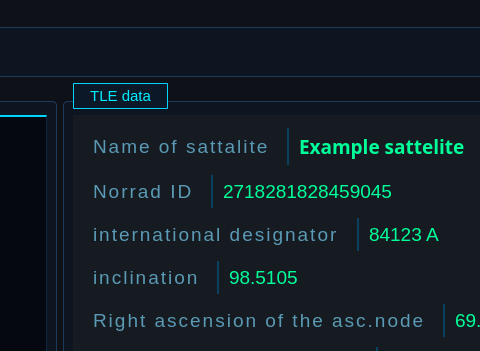
Before: the Qt Designer form source/main.ui in SkillichSE/SputnikSim, drawn with Qt 5; both pictures show x 803 to 1283 and y 0 to 351 of the 1399 by 848 pixel window.
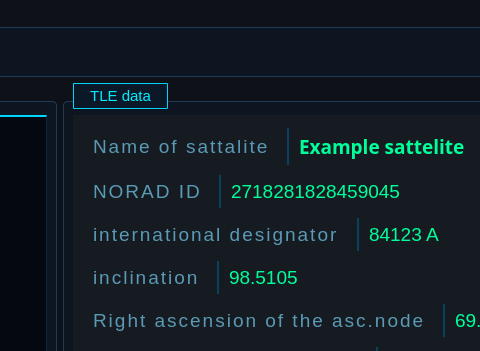
After: the same form once the commit is applied. Icons and pictures are not drawn.

```diff
--- a/source/main.ui
+++ b/source/main.ui
@@ -292,7 +292,7 @@
              <item>
               <widget class="QLabel" name="num_param">
                <property name="text">
-                <string>Norrad ID</string>
+                <string>NORAD ID</string>
                </property>
               </widget>
              </item>
```
Left out of the diff: 7 changed lines with no effect on the pictures.
